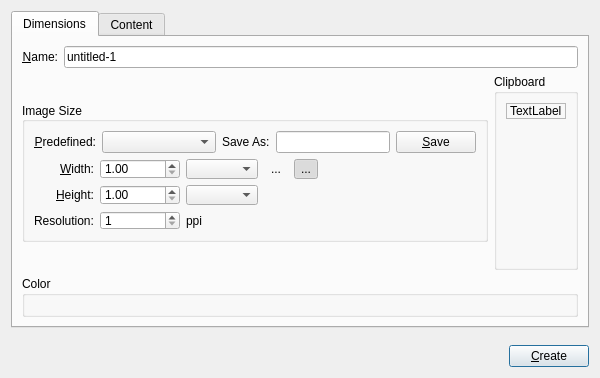
Above: libs/ui/forms/wdgnewimage.ui from KDE/krita before the change. Below: the same form after it.
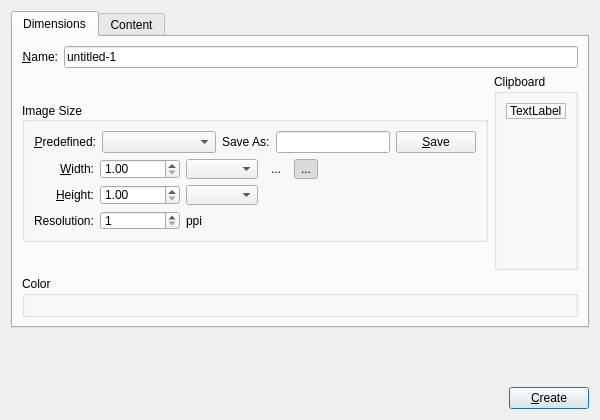
That is the form after the change. Custom widgets are drawn as their Qt base class.

Commit message: Fix tab order

What changed in the file:
```diff
--- a/libs/ui/forms/wdgnewimage.ui
+++ b/libs/ui/forms/wdgnewimage.ui
@@ -7,7 +7,7 @@
     <x>0</x>
     <y>0</y>
     <width>600</width>
-    <height>378</height>
+    <height>420</height>
    </rect>
   </property>
   <property name="sizePolicy">
```
Left out of the diff: 32 changed lines with no effect on the pictures.
